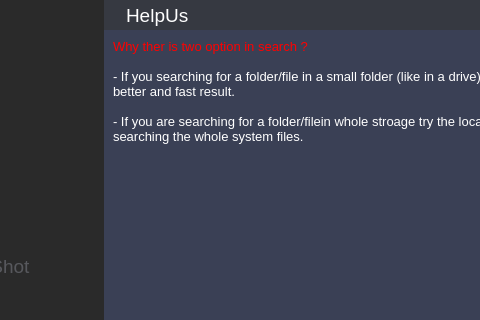
This is help.ui in rahmanshaber/corebox as Qt 5 draws it before an edit; both pictures show x 126 to 606 and y 0 to 320 of the 748 by 598 pixel window. The edited form follows.
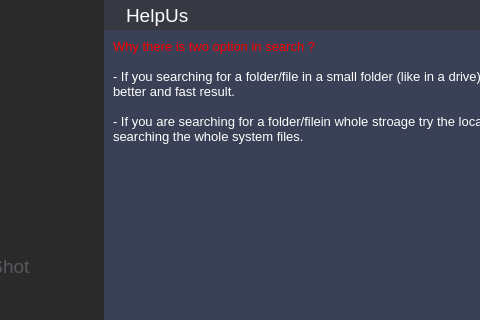
This is the edited form. The open tabs and pages were chosen to show the change. Icons and pictures are not drawn.

```diff
--- a/help.ui
+++ b/help.ui
@@ -693,7 +693,7 @@
 &lt;html&gt;&lt;head&gt;&lt;meta name=&quot;qrichtext&quot; content=&quot;1&quot; /&gt;&lt;style type=&quot;text/css&quot;&gt;
 p, li { white-space: pre-wrap; }
 &lt;/style&gt;&lt;/head&gt;&lt;body style=&quot; font-family:'Cantarell'; font-size:10pt; font-weight:400; font-style:normal;&quot;&gt;
-&lt;p style=&quot; margin-top:0px; margin-bottom:0px; margin-left:0px; margin-right:0px; -qt-block-indent:0; text-indent:0px;&quot;&gt;&lt;span style=&quot; color:#ff0000;&quot;&gt;Why ther is two option in search ?&lt;/span&gt;&lt;/p&gt;
+&lt;p style=&quot; margin-top:0px; margin-bottom:0px; margin-left:0px; margin-right:0px; -qt-block-indent:0; text-indent:0px;&quot;&gt;&lt;span style=&quot; color:#ff0000;&quot;&gt;Why there is two option in search ?&lt;/span&gt;&lt;/p&gt;
 &lt;p style=&quot;-qt-paragraph-type:empty; margin-top:0px; margin-bottom:0px; margin-left:0px; margin-right:0px; -qt-block-indent:0; text-indent:0px;&quot;&gt;&lt;br /&gt;&lt;/p&gt;
 &lt;p style=&quot; margin-top:0px; margin-bottom:0px; margin-left:0px; margin-right:0px; -qt-block-indent:0; text-indent:0px;&quot;&gt;- If you searching for a folder/file in a small folder (like in a drive) try the find option for better and fast result.&lt;/p&gt;
 &lt;p style=&quot;-qt-paragraph-type:empty; margin-top:0px; margin-bottom:0px; margin-left:0px; margin-right:0px; -qt-block-indent:0; text-indent:0px;&quot;&gt;&lt;br /&gt;&lt;/p&gt;
```
